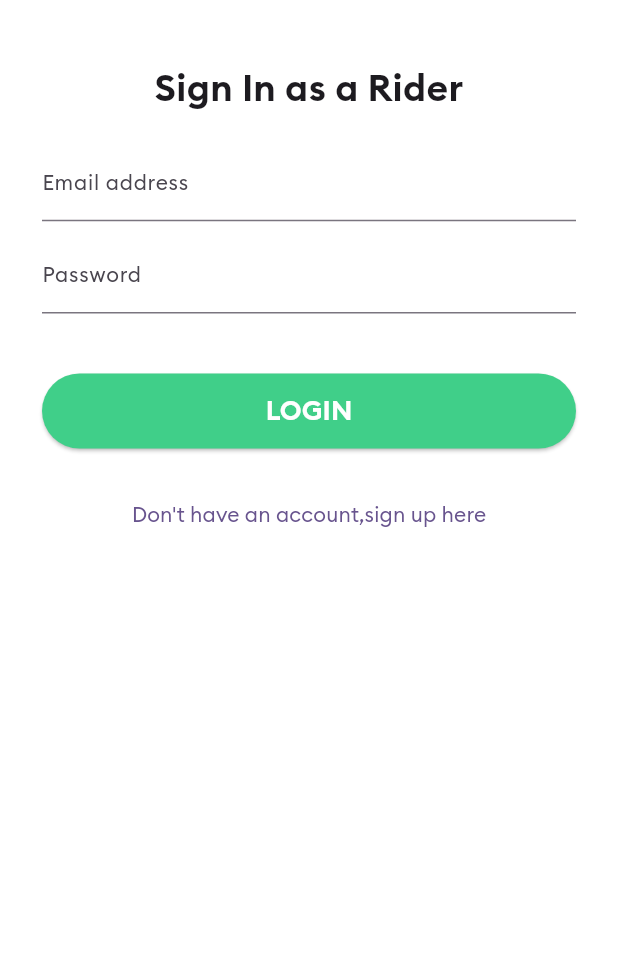
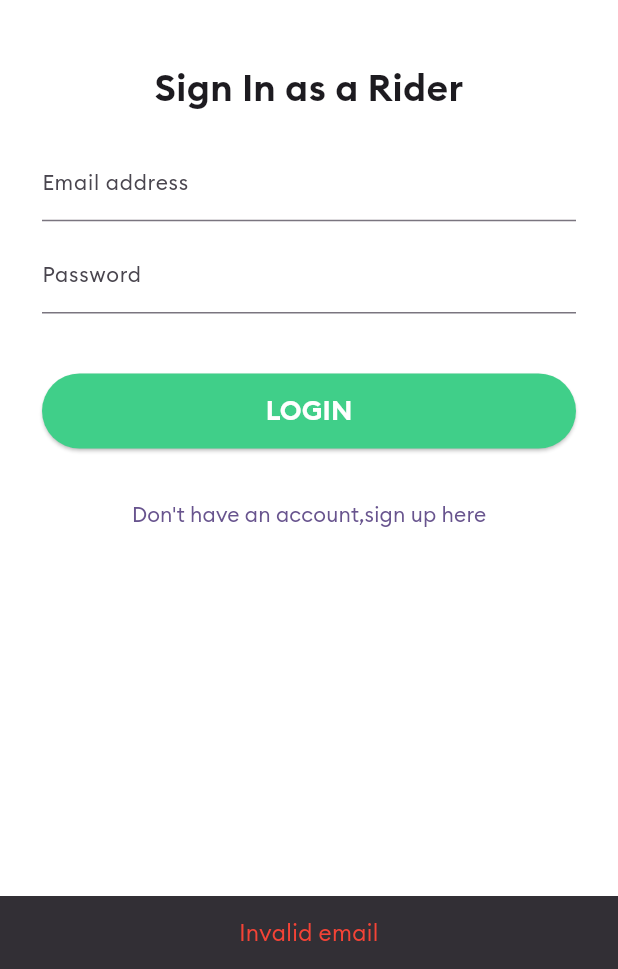
Before and after one commit to DanielZiborov/CabRider, a Flutter app: the screen it shows after launch, after a tap on "Already have a RIDER account? Log in", after a tap on "LOGIN", on a phone screen of 412 x 824 dp, the part 267-1236 px from its top. Run offline on Flutter 3.47's test engine with Material 3 defaults, Android fonts, the phone set to English and light mode, and no system bars; our stand-ins replace connectivity_plus, firebase_auth, firebase_core, firebase_database; accounts and stored records are empty.

Commit message:
login user

```diff
--- a/lib/screens/login_page.dart
+++ b/lib/screens/login_page.dart
@@ -1,16 +1,76 @@
 import 'package:cab_rider/brand_colors.dart';
+import 'package:cab_rider/screens/main_page.dart';
 import 'package:cab_rider/screens/registration_page.dart';
 import 'package:cab_rider/widgets/taxi_button.dart';
+import 'package:connectivity_plus/connectivity_plus.dart';
+import 'package:firebase_auth/firebase_auth.dart';
+import 'package:firebase_database/firebase_database.dart';
 import 'package:flutter/material.dart';
+import 'package:flutter/services.dart';
 
-class LoginPage extends StatelessWidget {
+final _scaffoldKey = GlobalKey<ScaffoldState>();
+
+class LoginPage extends StatefulWidget {
   const LoginPage({super.key});
 
   static const id = 'login';
 
   @override
+  State<LoginPage> createState() => _LoginPageState();
+}
+
+class _LoginPageState extends State<LoginPage> {
+  final emailController = TextEditingController();
+
+  final passwordController = TextEditingController();
+
+  void showError(String title) {
+    ScaffoldMessenger.of(_scaffoldKey.currentState!.context).showSnackBar(
+      SnackBar(
+        content: Text(
+          title,
+          textAlign: TextAlign.center,
+          style: const TextStyle(
+            fontSize: 15,
+            color: Colors.red,
+          ),
+        ),
+      ),
+    );
+  }
+
+  final FirebaseAuth _auth = FirebaseAuth.instance;
+
+  void login() async {
+    final user = (await _auth
+            .signInWithEmailAndPassword(
+      email: emailController.text,
+      password: passwordController.text,
+    )
+            .catchError((ex) {
+      PlatformException thisEx = ex;
+      showError(thisEx.message.toString());
+      return ex;
+    }))
+        .user;
+
+    if (user != null) {
+      //veritify login
+      DatabaseReference userRef =
+          FirebaseDatabase.instance.ref().child('users/${user.uid}');
+      final snapshot = await userRef.get();
+
+      if (snapshot.value != null) {
+        Navigator.pushNamedAndRemoveUntil(
+            context, MainPage.id, (route) => false);
+      }
+    }
+  }
+
+  @override
   Widget build(BuildContext context) {
     return Scaffold(
+      key: _scaffoldKey,
       backgroundColor: Colors.white,
       body: SafeArea(
         child: SingleChildScrollView(
@@ -36,28 +96,30 @@ class LoginPage extends StatelessWidget {
                   padding: const EdgeInsets.all(20),
                   child: Column(
                     children: [
-                      const TextField(
+                      TextField(
+                        controller: emailController,
                         keyboardType: TextInputType.emailAddress,
-                        decoration: InputDecoration(
+                        decoration: const InputDecoration(
                           labelText: 'Email address',
                           labelStyle: TextStyle(
                             fontSize: 14,
                           ),
                         ),
-                        style: TextStyle(
+                        style: const TextStyle(
                           fontSize: 14,
                         ),
                       ),
                       const SizedBox(height: 10),
-                      const TextField(
+                      TextField(
+                        controller: passwordController,
                         obscureText: true,
-                        decoration: InputDecoration(
+                        decoration: const InputDecoration(
                           labelText: 'Password',
                           labelStyle: TextStyle(
                             fontSize: 14,
                           ),
                         ),
-                        style: TextStyle(
+                        style: const TextStyle(
                           fontSize: 14,
                         ),
                       ),
@@ -65,7 +127,32 @@ class LoginPage extends StatelessWidget {
                       TaxiButton(
                         title: 'LOGIN',
                         color: BrandColors.colorGreen,
-                        onPressed: (){},
+                        onPressed: () async {
+                          //check network
+
+                          var connectivityResult =
+                              await Connectivity().checkConnectivity();
+
+                          if (!connectivityResult
+                                  .contains(ConnectivityResult.mobile) &
+                              !connectivityResult
+                                  .contains(ConnectivityResult.wifi)) {
+                            showError("no internet connectivity");
+                            return;
+                          }
+
+                          if (!emailController.text.contains('@')) {
+                            showError("Invalid email");
+                            return;
+                          }
+                          if (passwordController.text.length < 8) {
+                            showError(
+                              "Password must be at least 8 characters long",
+                            );
+                            return;
+                          }
+                          login();
+                        },
                       )
                     ],
                   ),
--- a/lib/screens/registration_page.dart
+++ b/lib/screens/registration_page.dart
@@ -29,8 +29,6 @@ class _RegistrationPageState extends State<RegistrationPage> {
   final passwordController = TextEditingController();
 
   final _auth = FirebaseAuth.instance;
-
-  final user = null;
 
   void registerUser() async {
     final user = (await _auth
```
